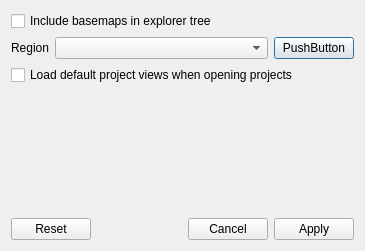
Riverscapes/QRAVEPlugin, file src/ui/options_dialog.ui: the form before one commit.
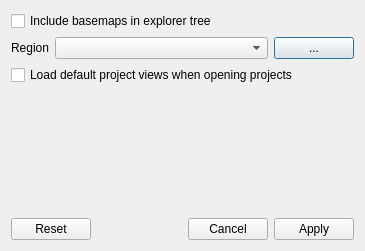
The form after the commit.

```diff
--- a/src/ui/options_dialog.ui
+++ b/src/ui/options_dialog.ui
@@ -43,7 +43,7 @@
      <item>
       <widget class="QPushButton" name="regionHelp">
        <property name="text">
-        <string>PushButton</string>
+                                <string>...</string>
        </property>
       </widget>
      </item>
```
Left out of the diff: 4 changed lines with no effect on the pictures. Lines whose indentation alone changed are shown as unchanged.
